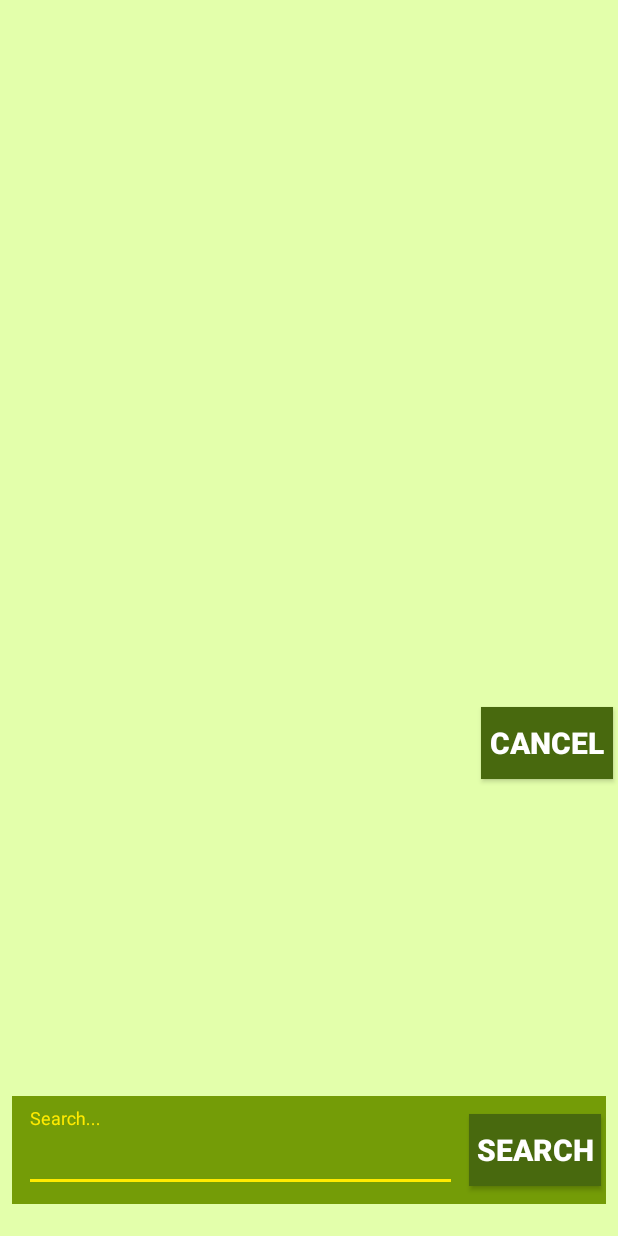
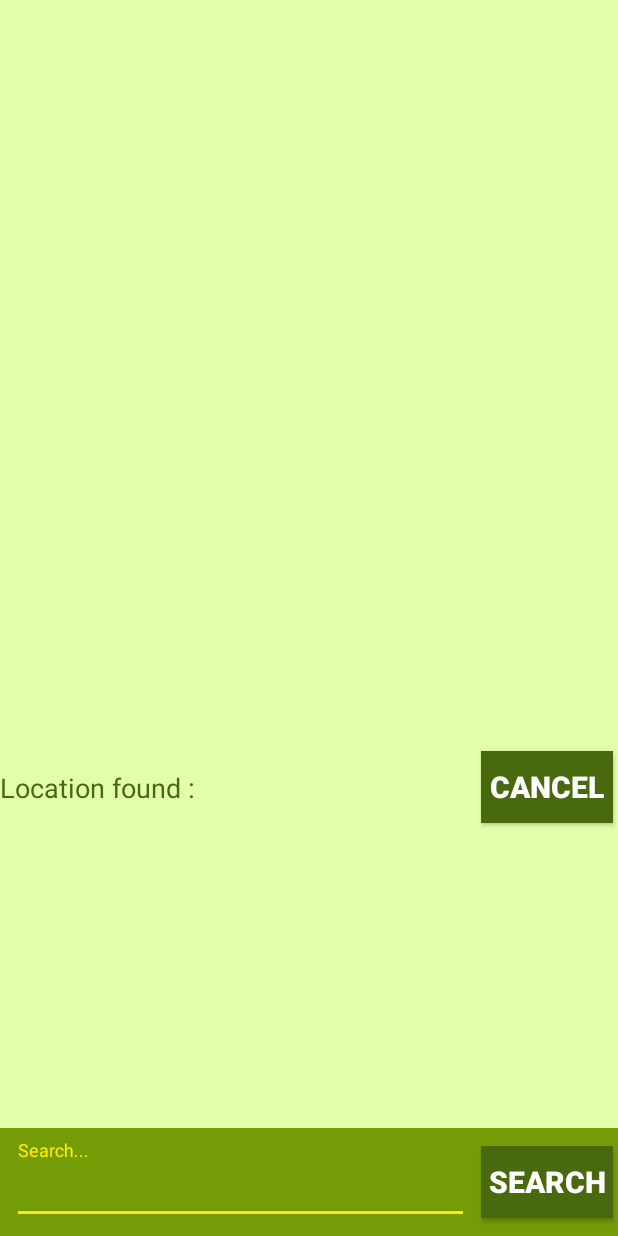
Before and after one commit to Jaeguins/2018-Trf-Compete-Client, an Android app: the MapViewer screen opened directly, with no data from a screen before it, after a tap on "SEARCH", on a phone screen of 412 x 824 dp. Run offline under Robolectric (Android 15) with nearby library versions, the phone set to English and light mode, and no system bars; libraries missing offline, so code that uses them is left out: com.skt; 10 statements that could not run were skipped.

Commit message:
editText tweak

```diff
--- a/app/src/main/java/com/example/jsu48/a2018_trf_compete_client/MapViewer.java
+++ b/app/src/main/java/com/example/jsu48/a2018_trf_compete_client/MapViewer.java
@@ -1,21 +1,20 @@
 package com.example.jsu48.a2018_trf_compete_client;
 
-import android.content.Intent;
 import android.graphics.Bitmap;
 import android.graphics.BitmapFactory;
 import android.graphics.PointF;
 import android.support.constraint.ConstraintLayout;
-import android.support.design.widget.TextInputEditText;
 import android.support.v7.app.AppCompatActivity;
 import android.os.Bundle;
 import android.support.v7.widget.LinearLayoutManager;
 import android.support.v7.widget.RecyclerView;
-import android.text.Editable;
-import android.util.Log;
+import android.view.KeyEvent;
 import android.view.View;
+import android.view.inputmethod.EditorInfo;
 import android.widget.Button;
 import android.widget.EditText;
 import android.widget.LinearLayout;
+import android.widget.TextView;
 
 import com.skt.Tmap.TMapData;
 import com.skt.Tmap.TMapMarkerItem;
@@ -36,6 +35,10 @@ public class MapViewer extends AppCompatActivity {
     TMapData tmapdata;
     Bitmap bitmap;
     TMapMarkerItem formerMarker;
+    TextView searchResult;
+    EditText input;
+    int resultNum = 0;
+
     @Override
     protected void onCreate(Bundle savedInstanceState) {
         super.onCreate(savedInstanceState);
@@ -47,7 +50,7 @@ public class MapViewer extends AppCompatActivity {
         tMapView = new TMapView(this);
         tMapView.setSKTMapApiKey("4296b5d5-5254-4cc1-89a0-e6dfbb467f30");
         tmapLayView.addView(tMapView);
-        formerMarker=new TMapMarkerItem();
+        formerMarker = new TMapMarkerItem();
         searchBtn = findViewById(R.id.searchButton);
         closeSearchResult = findViewById(R.id.closeSearchResult);
         adap = new SearchAdapter(tMapView);
@@ -56,6 +59,8 @@ public class MapViewer extends AppCompatActivity {
         recyclerView.setLayoutManager(layManager);
         recyclerView.setAdapter(adap);
         tmapdata = new TMapData();
+        input =findViewById(R.id.inputLoc);
+        searchResult = findViewById(R.id.searchResultHint);
         searchBtn.setOnClickListener(new View.OnClickListener() {
             @Override
             public void onClick(View view) {
@@ -75,9 +80,9 @@ public class MapViewer extends AppCompatActivity {
         tMapView.setOnClickListenerCallBack(new TMapView.OnClickListenerCallback() {
             @Override
             public boolean onPressEvent(ArrayList<TMapMarkerItem> arrayList, ArrayList<TMapPOIItem> arrayList1, TMapPoint tMapPoint, PointF pointF) {
-                if(arrayList.size()>0){
+                if (arrayList.size() > 0) {
                     formerMarker.setCanShowCallout(false);
-                    formerMarker=arrayList.get(0);
+                    formerMarker = arrayList.get(0);
                     formerMarker.setCanShowCallout(true);
                 }
                 return false;
@@ -97,8 +102,7 @@ public class MapViewer extends AppCompatActivity {
                             new TMapData.ConvertGPSToAddressListenerCallback() {
                                 @Override
                                 public void onConvertToGPSToAddress(String strAddress) {
-                                    EditText z = findViewById(R.id.inputLoc);
-                                    z.setText(strAddress);
+                                    input.setText(strAddress);
                                     searchLoc(strAddress);
                                 }
                             });
@@ -107,13 +111,31 @@ public class MapViewer extends AppCompatActivity {
                 }
             }
         });
+        input.setOnEditorActionListener(new TextView.OnEditorActionListener() {
+            @Override
+            public boolean onEditorAction(TextView v, int actionId, KeyEvent event) {
+                switch (actionId) {
+                    case EditorInfo.IME_ACTION_SEARCH:
+                        searchLoc(input.getText().toString());
+                        break;
+                    default:
+                        // 기본 엔터키 동작
+                        return false;
                 }
-    public void searchLoc(String keyWord){
+                return true;
+            }
+        });
+    }
+
+    public void searchLoc(String keyWord) {
+
         tmapdata.findAllPOI(keyWord, new TMapData.FindAllPOIListenerCallback() {
             @Override
             public void onFindAllPOI(ArrayList poiItem) {
-                if(poiItem.size()==0)return;
+                resultNum = poiItem.size();
+
                 tMapView.removeAllMarkerItem();
+                if (poiItem.size() > 0) {
                     for (int i = 0; i < poiItem.size(); i++) {
                         TMapPOIItem item = (TMapPOIItem) poiItem.get(i);
                         TMapMarkerItem markerItem1 = new TMapMarkerItem();
@@ -125,19 +147,33 @@ public class MapViewer extends AppCompatActivity {
                         tMapView.addMarkerItem("marker" + i, markerItem1);
                         adap.add(item);
                     }
+                }
                 runOnUiThread(new Runnable() {
                     @Override
                     public void run() {
                         adap.notifyDataSetChanged();
+                        setSearchResultIndicator(resultNum);
                     }
                 });
+                if (poiItem.size() > 0) {
                     TMapPOIItem tCent = (TMapPOIItem) poiItem.get(0);
                     tMapView.setCenterPoint(tCent.getPOIPoint().getLongitude(), tCent.getPOIPoint().getLatitude(), true);
                 }
+            }
         });
+
     }
-    public void closeSearch(){
+
+    public void closeSearch() {
         searchShow.setVisibility(View.GONE);
         adap.deleteAll();
     }
+
+    public void setSearchResultIndicator(int num) {
+        if (num == 0) searchResult.setText(R.string.searchResultZero);
+        else {
+            searchResult.setText(R.string.searchResultHint);
+            searchResult.setText(searchResult.getText().toString() + num);
         }
+    }
+}
--- a/app/src/main/res/layout/activity_map.xml
+++ b/app/src/main/res/layout/activity_map.xml
@@ -9,11 +9,8 @@
         android:id="@+id/tMapLayout"
         android:layout_width="0dp"
         android:layout_height="0dp"
-        android:layout_marginBottom="13dp"
-        android:layout_marginEnd="6dp"
-        android:layout_marginStart="6dp"
         android:orientation="vertical"
-        app:layout_constraintBottom_toBottomOf="parent"
+        app:layout_constraintBottom_toTopOf="@+id/constraintLayout"
         app:layout_constraintEnd_toEndOf="parent"
         app:layout_constraintStart_toStartOf="parent"
         app:layout_constraintTop_toTopOf="parent">
@@ -24,6 +21,7 @@
         android:id="@+id/searchShow"
         android:layout_width="match_parent"
         android:layout_height="wrap_content"
+        android:background="@color/colorBackground"
         android:visibility="gone"
         app:layout_constraintBottom_toTopOf="@+id/constraintLayout"
         app:layout_constraintEnd_toEndOf="parent"
@@ -31,14 +29,21 @@
         app:layout_constraintTop_toTopOf="parent"
         app:layout_constraintVertical_bias="1.0">
 
+        <TextView
+            android:id="@+id/searchResultHint"
+            android:layout_width="wrap_content"
+            android:layout_height="wrap_content"
+            android:text="@string/searchResultHint"
+            android:textColor="@color/colorPrimaryDark"
+            android:textSize="18sp"
+            app:layout_constraintBottom_toTopOf="@+id/searchResultView"
+            app:layout_constraintStart_toStartOf="parent"
+            app:layout_constraintTop_toTopOf="parent" />
+
         <android.support.v7.widget.RecyclerView
             android:id="@+id/searchResultView"
             android:layout_width="match_parent"
             android:layout_height="200dp"
-            android:layout_marginBottom="8dp"
-            android:layout_marginEnd="8dp"
-            android:layout_marginStart="8dp"
-            android:background="@color/colorBackground"
             app:layout_constraintBottom_toBottomOf="parent"
             app:layout_constraintEnd_toEndOf="parent"
             app:layout_constraintStart_toStartOf="@+id/tMapLayout"
@@ -67,15 +72,9 @@
         style="@style/searchBar"
         android:layout_width="0dp"
         android:layout_height="wrap_content"
-        android:layout_marginBottom="8dp"
-        android:layout_marginEnd="8dp"
-        android:layout_marginStart="8dp"
-        android:layout_marginTop="8dp"
-        app:layout_constraintBottom_toBottomOf="@+id/tMapLayout"
+        app:layout_constraintBottom_toBottomOf="parent"
         app:layout_constraintEnd_toEndOf="parent"
-        app:layout_constraintStart_toStartOf="parent"
-        app:layout_constraintTop_toTopOf="@+id/tMapLayout"
-        app:layout_constraintVertical_bias="1.0">
+        app:layout_constraintStart_toStartOf="parent">
 
         <Button
             android:id="@+id/searchButton"
@@ -109,6 +108,7 @@
                 style="@style/searchTextInput"
                 android:layout_width="match_parent"
                 android:layout_height="wrap_content"
+                android:imeOptions="actionDone"
                 android:hint="@string/mapSearchTooltip" />
         </android.support.design.widget.TextInputLayout>
 
--- a/app/src/main/res/values/strings.xml
+++ b/app/src/main/res/values/strings.xml
@@ -21,4 +21,6 @@
     <string name="handbrakeR">Take the handbrake</string>
     <string name="headlightR">Turn the headlights on if you did</string>
     <string name="gearR">Change gear to Parking</string>
+    <string name="searchResultHint">Location found : </string>
+    <string name="searchResultZero">Can\'t find any location</string>
 </resources>
```
Lines whose indentation alone changed are shown as unchanged.
